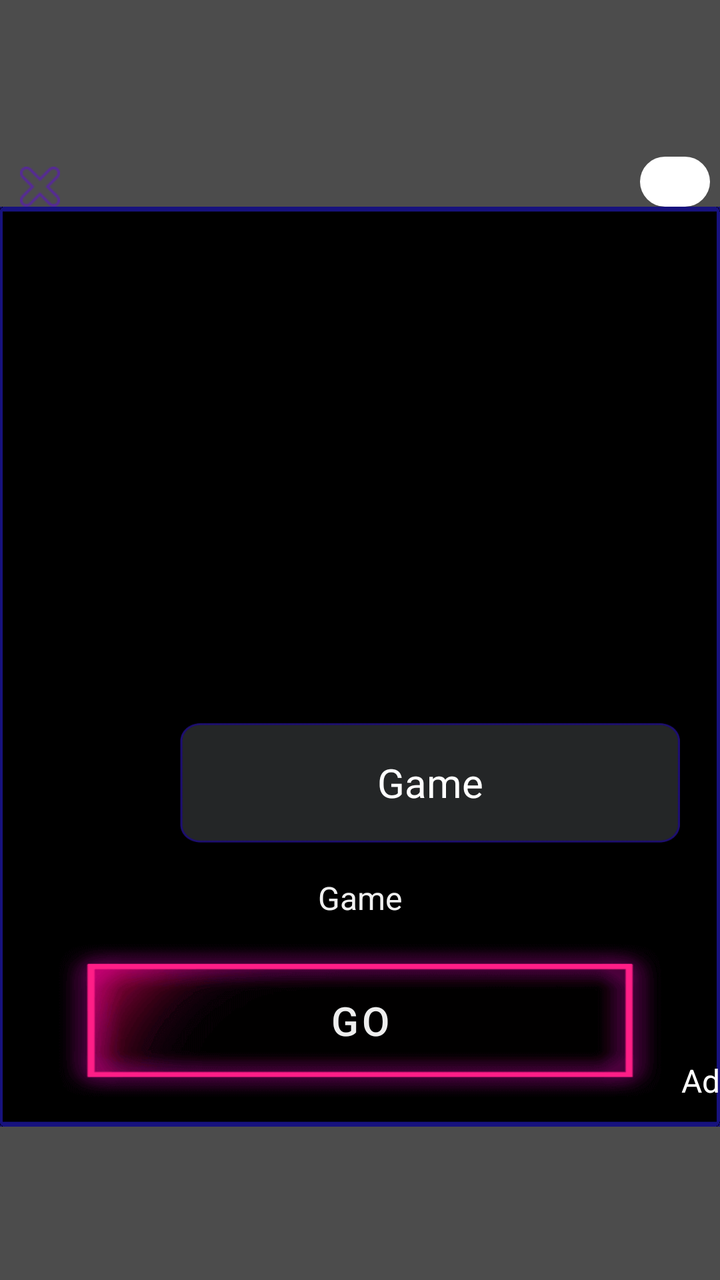
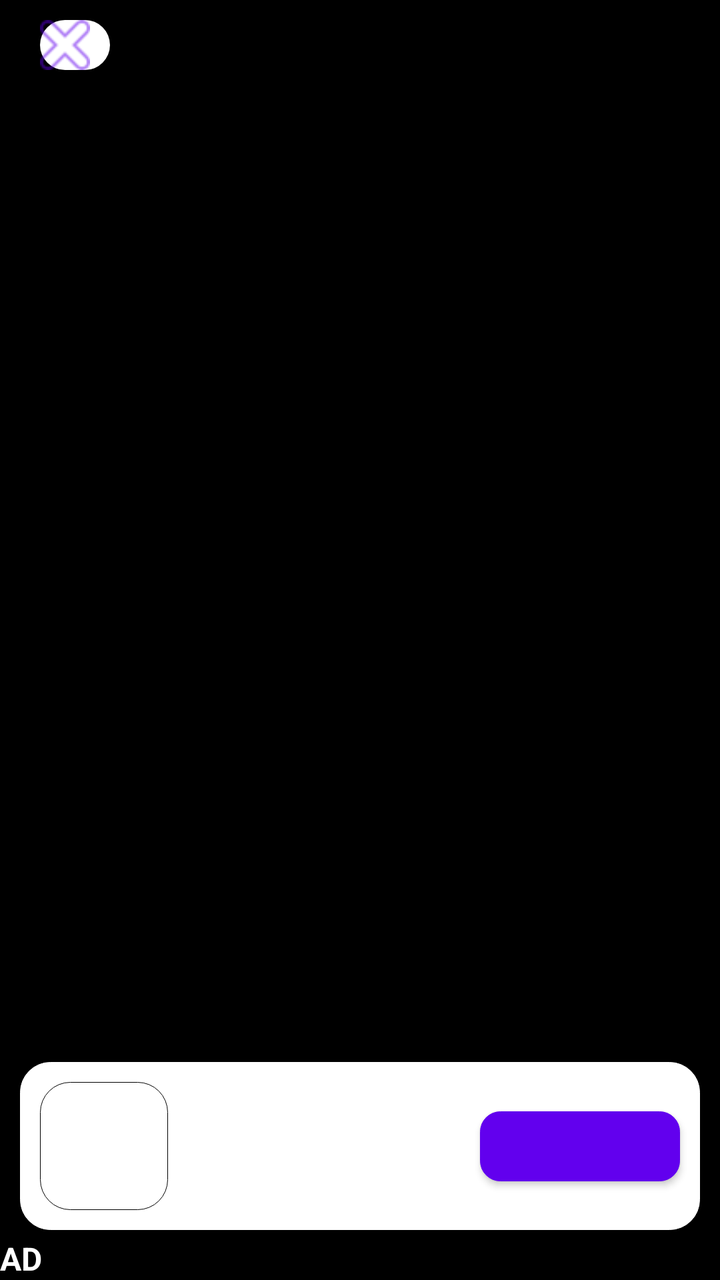

Before-and-after screenshots of an Android layout around one commit, followed by the original layout XML and the change that was made.
<!-- AndroidManifest.xml: fallback theme Theme.MaterialComponents.DayNight.NoActionBar -->
<!-- res/layout/laughtale_max_native.xml -->
<?xml version="1.0" encoding="utf-8"?>
<LinearLayout xmlns:android="http://schemas.android.com/apk/res/android" xmlns:app="http://schemas.android.com/apk/res-auto" android:gravity="center" android:orientation="vertical" android:background="#b3000000" android:layout_width="match_parent" android:layout_height="match_parent">
    <FrameLayout android:id="@+id/top_layout" android:layout_width="match_parent" android:layout_height="27dp" android:elevation="2dp">
        <Button android:layout_gravity="bottom|left" android:id="@+id/b2x_inters_close_left" android:background="@mipmap/b2x_ad_close" android:layout_width="20dp" android:layout_height="20dp" android:layout_marginBottom="0dp" android:layout_marginStart="10dp"/>
        <TextView android:textColor="#666" android:gravity="center" android:layout_gravity="bottom|right" android:id="@+id/delay_time" android:background="@drawable/back_time" android:layout_width="35dp" android:layout_height="25dp" android:layout_marginBottom="0dp" android:layout_marginEnd="5dp"/>
    </FrameLayout>
    <LinearLayout android:gravity="center_vertical" android:orientation="vertical" android:id="@+id/native_layout" android:background="@mipmap/b2x_inters_bg" android:layout_width="match_parent" android:layout_height="460dp">
        <FrameLayout android:id="@+id/media_layout" android:layout_width="match_parent" android:layout_height="240dp">
            <FrameLayout android:id="@+id/xa_media_content" android:layout_width="match_parent" android:layout_height="match_parent" android:layout_marginLeft="5dp" android:layout_marginTop="0dp" android:layout_marginRight="5dp" android:layout_marginBottom="5dp" android:scaleType="fitXY"/>
        </FrameLayout>
        <LinearLayout android:gravity="center" android:orientation="horizontal" android:id="@+id/title_layout" android:layout_width="match_parent" android:layout_height="70dp">
            <ImageView android:id="@+id/xa_inters_icon_img" android:layout_width="60dp" android:layout_height="60dp" android:layout_marginLeft="20dp" android:layout_marginRight="5dp"/>
            <TextView android:textSize="20sp" android:textColor="#ffffff" android:gravity="center" android:id="@+id/xa_inters_title" android:background="@mipmap/b2x_inters_title_bg" android:layout_width="match_parent" android:layout_height="60dp" android:layout_marginLeft="5dp" android:layout_marginRight="20dp" android:text="Game" android:lines="1" android:layout_weight="1"/>
        </LinearLayout>
        <RelativeLayout android:orientation="horizontal" android:id="@+id/body_text_layout" android:layout_width="match_parent" android:layout_height="45dp">
            <TextView android:textSize="16sp" android:textColor="#f0f0f0" android:gravity="center" android:id="@+id/xa_inters_desc" android:layout_width="wrap_content" android:layout_height="wrap_content" android:layout_margin="5dp" android:text="Game" android:lines="1" android:layout_centerInParent="true"/>
        </RelativeLayout>
        <FrameLayout android:layout_gravity="center" android:id="@+id/cta_button_layout" android:layout_width="wrap_content" android:layout_height="78dp">
            <ImageView android:textSize="20sp" android:textColor="#ffffff" android:gravity="center" android:layout_gravity="center" android:id="@+id/xa_inters_streamer_img" android:background="@drawable/btn_bg" android:layout_width="match_parent" android:layout_height="match_parent" android:layout_marginLeft="10dp" android:layout_marginRight="10dp" android:text="Go"/>
            <Button android:textSize="20sp" android:textColor="#eeeeee" android:gravity="center" android:layout_gravity="center" android:id="@+id/xa_inters_click_btn" android:background="#00000000" android:layout_width="match_parent" android:layout_height="match_parent" android:layout_marginLeft="5dp" android:layout_marginRight="5dp" android:text="Go"/>
            <FrameLayout android:layout_gravity="bottom|right" android:layout_width="25dp" android:layout_height="25dp"/>
            <TextView android:textSize="16sp" android:textColor="#ffffff" android:gravity="center_vertical" android:layout_gravity="end|bottom" android:layout_width="30dp" android:layout_height="20dp" android:text="Ad" android:textAlignment="viewEnd" android:layout_marginEnd="0dp"/>
        </FrameLayout>
        <FrameLayout android:id="@+id/bottom_layout" android:layout_width="match_parent" android:layout_height="1dp"/>
    </LinearLayout>
</LinearLayout>
<!-- resources referenced by this layout -->
<resources>
  <!-- drawable back_time (drawable) -->
  <?xml version="1.0" encoding="utf-8"?>
  <shape xmlns:android="http://schemas.android.com/apk/res/android" android:shape="rectangle">
      <solid android:color="#ffffff"/>
      <corners android:radius="14dp"/>
  </shape>
  <!-- drawable btn_bg (drawable) -->
  <?xml version="1.0" encoding="utf-8"?>
  <animation-list xmlns:android="http://schemas.android.com/apk/res/android" android:oneshot="false">
      <item android:duration="100" android:drawable="@mipmap/b2x_inters_btn_bg1"/>
      <item android:duration="100" android:drawable="@mipmap/b2x_inters_btn_bg1"/>
  </animation-list>
  <!-- mipmap b2x_ad_close: png bitmap (mipmap, 589 bytes) -->
  <!-- mipmap b2x_inters_bg: png bitmap (mipmap, 2376 bytes) -->
  <!-- mipmap b2x_inters_title_bg: png bitmap (mipmap, 1292 bytes) -->
</resources>

<!-- the commit's change to res/layout/laughtale_max_native.xml (unified diff, before → after) -->
@@ -1,26 +1,16 @@
 <?xml version="1.0" encoding="utf-8"?>
-<LinearLayout xmlns:android="http://schemas.android.com/apk/res/android" xmlns:app="http://schemas.android.com/apk/res-auto" android:gravity="center" android:orientation="vertical" android:background="#b3000000" android:layout_width="match_parent" android:layout_height="match_parent">
-    <FrameLayout android:id="@+id/top_layout" android:layout_width="match_parent" android:layout_height="27dp" android:elevation="2dp">
-        <Button android:layout_gravity="bottom|left" android:id="@+id/b2x_inters_close_left" android:background="@mipmap/b2x_ad_close" android:layout_width="20dp" android:layout_height="20dp" android:layout_marginBottom="0dp" android:layout_marginStart="10dp"/>
-        <TextView android:textColor="#666" android:gravity="center" android:layout_gravity="bottom|right" android:id="@+id/delay_time" android:background="@drawable/back_time" android:layout_width="35dp" android:layout_height="25dp" android:layout_marginBottom="0dp" android:layout_marginEnd="5dp"/>
-    </FrameLayout>
-    <LinearLayout android:gravity="center_vertical" android:orientation="vertical" android:id="@+id/native_layout" android:background="@mipmap/b2x_inters_bg" android:layout_width="match_parent" android:layout_height="460dp">
-        <FrameLayout android:id="@+id/media_layout" android:layout_width="match_parent" android:layout_height="240dp">
-            <FrameLayout android:id="@+id/xa_media_content" android:layout_width="match_parent" android:layout_height="match_parent" android:layout_marginLeft="5dp" android:layout_marginTop="0dp" android:layout_marginRight="5dp" android:layout_marginBottom="5dp" android:scaleType="fitXY"/>
-        </FrameLayout>
-        <LinearLayout android:gravity="center" android:orientation="horizontal" android:id="@+id/title_layout" android:layout_width="match_parent" android:layout_height="70dp">
-            <ImageView android:id="@+id/xa_inters_icon_img" android:layout_width="60dp" android:layout_height="60dp" android:layout_marginLeft="20dp" android:layout_marginRight="5dp"/>
-            <TextView android:textSize="20sp" android:textColor="#ffffff" android:gravity="center" android:id="@+id/xa_inters_title" android:background="@mipmap/b2x_inters_title_bg" android:layout_width="match_parent" android:layout_height="60dp" android:layout_marginLeft="5dp" android:layout_marginRight="20dp" android:text="Game" android:lines="1" android:layout_weight="1"/>
-        </LinearLayout>
-        <RelativeLayout android:orientation="horizontal" android:id="@+id/body_text_layout" android:layout_width="match_parent" android:layout_height="45dp">
-            <TextView android:textSize="16sp" android:textColor="#f0f0f0" android:gravity="center" android:id="@+id/xa_inters_desc" android:layout_width="wrap_content" android:layout_height="wrap_content" android:layout_margin="5dp" android:text="Game" android:lines="1" android:layout_centerInParent="true"/>
-        </RelativeLayout>
-        <FrameLayout android:layout_gravity="center" android:id="@+id/cta_button_layout" android:layout_width="wrap_content" android:layout_height="78dp">
-            <ImageView android:textSize="20sp" android:textColor="#ffffff" android:gravity="center" android:layout_gravity="center" android:id="@+id/xa_inters_streamer_img" android:background="@drawable/btn_bg" android:layout_width="match_parent" android:layout_height="match_parent" android:layout_marginLeft="10dp" android:layout_marginRight="10dp" android:text="Go"/>
-            <Button android:textSize="20sp" android:textColor="#eeeeee" android:gravity="center" android:layout_gravity="center" android:id="@+id/xa_inters_click_btn" android:background="#00000000" android:layout_width="match_parent" android:layout_height="match_parent" android:layout_marginLeft="5dp" android:layout_marginRight="5dp" android:text="Go"/>
-            <FrameLayout android:layout_gravity="bottom|right" android:layout_width="25dp" android:layout_height="25dp"/>
-            <TextView android:textSize="16sp" android:textColor="#ffffff" android:gravity="center_vertical" android:layout_gravity="end|bottom" android:layout_width="30dp" android:layout_height="20dp" android:text="Ad" android:textAlignment="viewEnd" android:layout_marginEnd="0dp"/>
-        </FrameLayout>
-        <FrameLayout android:id="@+id/bottom_layout" android:layout_width="match_parent" android:layout_height="1dp"/>
-    </LinearLayout>
+<LinearLayout xmlns:android="http://schemas.android.com/apk/res/android" xmlns:app="http://schemas.android.com/apk/res-auto" android:id="@+id/native_ad_view" android:scrollbars="none" android:layout_width="match_parent" android:layout_height="match_parent">
+    <androidx.constraintlayout.widget.ConstraintLayout android:layout_gravity="center" android:orientation="vertical" android:background="@android:color/black" android:scrollbars="none" android:layout_width="match_parent" android:layout_height="match_parent" android:minHeight="50dp">
+        <FrameLayout android:layout_gravity="center_horizontal" android:id="@+id/ad_media" android:scrollbars="none" android:layout_width="match_parent" android:layout_height="match_parent" app:layout_constraintBottom_toBottomOf="parent" app:layout_constraintEnd_toEndOf="parent" app:layout_constraintStart_toStartOf="parent" app:layout_constraintTop_toTopOf="parent"/>
+        <TextView android:textSize="12sp" android:ellipsize="end" android:id="@+id/ad_body" android:layout_width="wrap_content" android:layout_height="wrap_content" android:layout_marginTop="50dp" android:maxWidth="200dp" android:singleLine="false" android:layout_marginStart="10dp" app:layout_constraintStart_toStartOf="parent" app:layout_constraintTop_toTopOf="parent"/>
+        <Button android:id="@+id/btn_close" android:background="@mipmap/ad_close" android:layout_width="25dp" android:layout_height="25dp" android:layout_marginTop="10dp" android:layout_marginStart="20dp" app:layout_constraintStart_toStartOf="parent" app:layout_constraintTop_toTopOf="parent"/>
+        <TextView android:textColor="#666" android:gravity="center" android:id="@+id/delay_time" android:background="@drawable/back_time" android:layout_width="35dp" android:layout_height="25dp" android:layout_marginTop="10dp" android:layout_marginStart="20dp" app:layout_constraintStart_toStartOf="parent" app:layout_constraintTop_toTopOf="parent"/>
+        <androidx.constraintlayout.widget.ConstraintLayout android:background="@drawable/rounded_corner" android:layout_width="0dp" android:layout_height="wrap_content" android:layout_marginBottom="25dp" android:alpha="1" android:layout_marginStart="10dp" android:layout_marginEnd="10dp" android:backgroundTint="#ffffff" app:layout_constraintBottom_toBottomOf="parent" app:layout_constraintEnd_toEndOf="parent" app:layout_constraintStart_toStartOf="parent">
+            <ImageView android:id="@+id/ad_app_icon" android:background="@drawable/rounded_corner" android:layout_width="64dp" android:layout_height="64dp" android:layout_marginLeft="10dp" android:layout_marginTop="10dp" android:layout_marginBottom="10dp" app:layout_constraintBottom_toBottomOf="parent" app:layout_constraintHorizontal_bias="0" app:layout_constraintStart_toStartOf="parent" app:layout_constraintTop_toTopOf="parent"/>
+            <TextView android:textSize="16sp" android:textStyle="bold" android:ellipsize="middle" android:gravity="start|center_vertical" android:id="@+id/ad_headline" android:layout_width="wrap_content" android:layout_height="wrap_content" android:maxWidth="150dp" android:singleLine="false" android:layout_marginStart="10dp" app:layout_constraintBottom_toBottomOf="parent" app:layout_constraintStart_toEndOf="@+id/ad_app_icon" app:layout_constraintTop_toTopOf="parent"/>
+            <Button android:textSize="12sp" android:textStyle="bold" android:textColor="#ffffff" android:id="@+id/ad_call_to_action" android:background="@drawable/rounded_corner_button" android:layout_width="100dp" android:layout_height="35dp" android:layout_marginRight="10dp" android:layout_marginEnd="10dp" app:layout_constraintBottom_toBottomOf="parent" app:layout_constraintEnd_toEndOf="parent" app:layout_constraintTop_toTopOf="parent" app:layout_constraintVertical_bias="0.5"/>
+        </androidx.constraintlayout.widget.ConstraintLayout>
+        <FrameLayout android:orientation="horizontal" android:id="@+id/options_view" android:layout_width="25dp" android:layout_height="25dp" app:layout_constraintBottom_toBottomOf="parent" app:layout_constraintEnd_toEndOf="parent"/>
+        <TextView android:textSize="16sp" android:textStyle="bold" android:textColor="#ffffff" android:ellipsize="middle" android:layout_width="wrap_content" android:layout_height="wrap_content" android:text="AD" android:singleLine="false" app:layout_constraintBottom_toBottomOf="parent" app:layout_constraintStart_toStartOf="parent"/>
+    </androidx.constraintlayout.widget.ConstraintLayout>
 </LinearLayout>
<!-- resource entries referenced after the edit -->
@@ -6,14 +6,19 @@
       <solid android:color="#ffffff"/>
       <corners android:radius="14dp"/>
   </shape>
-  <!-- drawable btn_bg (drawable) -->
+  <!-- drawable rounded_corner (drawable) -->
   <?xml version="1.0" encoding="utf-8"?>
-  <animation-list xmlns:android="http://schemas.android.com/apk/res/android" android:oneshot="false">
-      <item android:duration="100" android:drawable="@mipmap/b2x_inters_btn_bg1"/>
-      <item android:duration="100" android:drawable="@mipmap/b2x_inters_btn_bg1"/>
-  </animation-list>
-  <!-- mipmap b2x_ad_close: png bitmap (mipmap, 589 bytes) -->
-  <!-- mipmap b2x_inters_bg: png bitmap (mipmap, 2376 bytes) -->
-  <!-- mipmap b2x_inters_title_bg: png bitmap (mipmap, 1292 bytes) -->
+  <shape xmlns:android="http://schemas.android.com/apk/res/android" android:shape="rectangle">
+      <corners android:radius="15dp"/>
+      <stroke android:width="0.1dp" android:color="#000000"/>
+  </shape>
+  <!-- drawable rounded_corner_button (drawable) -->
+  <?xml version="1.0" encoding="utf-8"?>
+  <shape xmlns:android="http://schemas.android.com/apk/res/android" android:shape="rectangle">
+      <corners android:radius="10dp"/>
+      <stroke android:width="0.1dp" android:color="#000000"/>
+      <solid android:color="#009688"/>
+  </shape>
+  <!-- mipmap ad_close: png bitmap (mipmap, 589 bytes) -->
 </resources>
 
